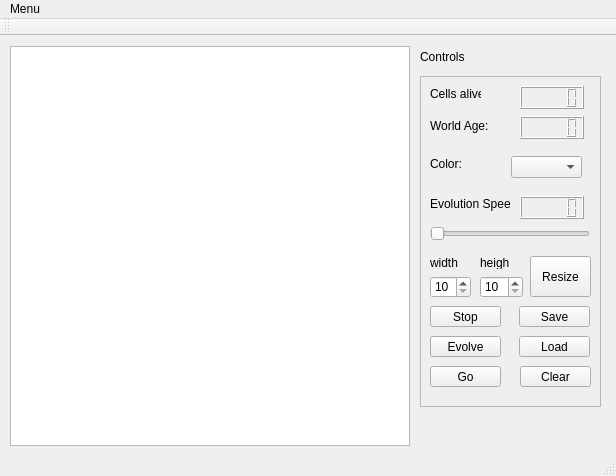
This is Milestone 1/Spiel_des_Lebens_GUI/mainwindow.ui in Karlodun/c- as Qt 5 draws it before an edit. The edited form follows.
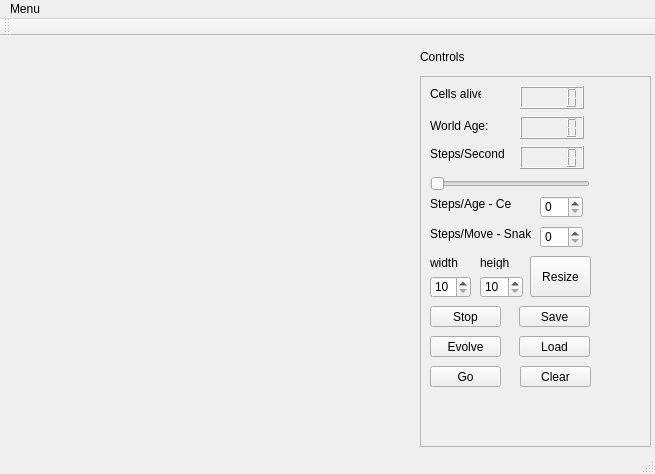
This is the edited form.

Diff of the .ui file:
```diff
--- a/Milestone 1/Spiel_des_Lebens_GUI/mainwindow.ui
+++ b/Milestone 1/Spiel_des_Lebens_GUI/mainwindow.ui
@@ -6,8 +6,8 @@
    <rect>
     <x>0</x>
     <y>0</y>
-    <width>616</width>
-    <height>476</height>
+    <width>655</width>
+    <height>474</height>
    </rect>
   </property>
   <property name="windowTitle">
@@ -29,30 +29,14 @@
       <verstretch>0</verstretch>
      </sizepolicy>
     </property>
-    <widget class="QTableView" name="tableView">
-     <property name="geometry">
-      <rect>
-       <x>0</x>
-       <y>0</y>
-       <width>400</width>
-       <height>400</height>
-      </rect>
-     </property>
-     <property name="sizePolicy">
-      <sizepolicy hsizetype="Fixed" vsizetype="Fixed">
-       <horstretch>0</horstretch>
-       <verstretch>0</verstretch>
-      </sizepolicy>
-     </property>
-    </widget>
    </widget>
    <widget class="QFrame" name="frame">
     <property name="geometry">
      <rect>
       <x>420</x>
       <y>40</y>
-      <width>181</width>
-      <height>331</height>
+      <width>231</width>
+      <height>371</height>
      </rect>
     </property>
     <property name="frameShape">
@@ -97,7 +81,7 @@
      <property name="geometry">
       <rect>
        <x>10</x>
-       <y>150</y>
+       <y>100</y>
        <width>160</width>
        <height>16</height>
       </rect>
@@ -185,48 +169,25 @@
      <property name="geometry">
       <rect>
        <x>10</x>
-       <y>120</y>
+       <y>70</y>
        <width>81</width>
        <height>16</height>
       </rect>
      </property>
      <property name="text">
-      <string>Evolution Speed</string>
+      <string>Steps/Second</string>
      </property>
     </widget>
     <widget class="QLCDNumber" name="lcdSpeed">
      <property name="geometry">
       <rect>
        <x>100</x>
-       <y>120</y>
+       <y>70</y>
        <width>64</width>
        <height>23</height>
       </rect>
      </property>
     </widget>
-    <widget class="QComboBox" name="comboBox">
-     <property name="geometry">
-      <rect>
-       <x>91</x>
-       <y>80</y>
-       <width>71</width>
-       <height>22</height>
-      </rect>
-     </property>
-    </widget>
-    <widget class="QLabel" name="label">
-     <property name="geometry">
-      <rect>
-       <x>10</x>
-       <y>80</y>
-       <width>51</width>
-       <height>16</height>
-      </rect>
-     </property>
-     <property name="text">
-      <string>Color:</string>
-     </property>
-    </widget>
     <widget class="QPushButton" name="btnStop">
      <property name="geometry">
       <rect>
@@ -318,6 +279,52 @@
       <string>Resize</string>
      </property>
     </widget>
+    <widget class="QSpinBox" name="spinCellsTic">
+     <property name="geometry">
+      <rect>
+       <x>120</x>
+       <y>120</y>
+       <width>43</width>
+       <height>22</height>
+      </rect>
+     </property>
+    </widget>
+    <widget class="QSpinBox" name="spinSnakeTic">
+     <property name="geometry">
+      <rect>
+       <x>120</x>
+       <y>150</y>
+       <width>43</width>
+       <height>22</height>
+      </rect>
+     </property>
+    </widget>
+    <widget class="QLabel" name="labelCellsTic">
+     <property name="geometry">
+      <rect>
+       <x>10</x>
+       <y>120</y>
+       <width>81</width>
+       <height>16</height>
+      </rect>
+     </property>
+     <property name="text">
+      <string>Steps/Age - Cells</string>
+     </property>
+    </widget>
+    <widget class="QLabel" name="labelSnakeTic">
+     <property name="geometry">
+      <rect>
+       <x>10</x>
+       <y>150</y>
+       <width>101</width>
+       <height>16</height>
+      </rect>
+     </property>
+     <property name="text">
+      <string>Steps/Move - Snake</string>
+     </property>
+    </widget>
    </widget>
    <widget class="QLabel" name="labelControls">
     <property name="geometry">
@@ -338,7 +345,7 @@
     <rect>
      <x>0</x>
      <y>0</y>
-     <width>616</width>
+     <width>655</width>
      <height>20</height>
     </rect>
    </property>
```
